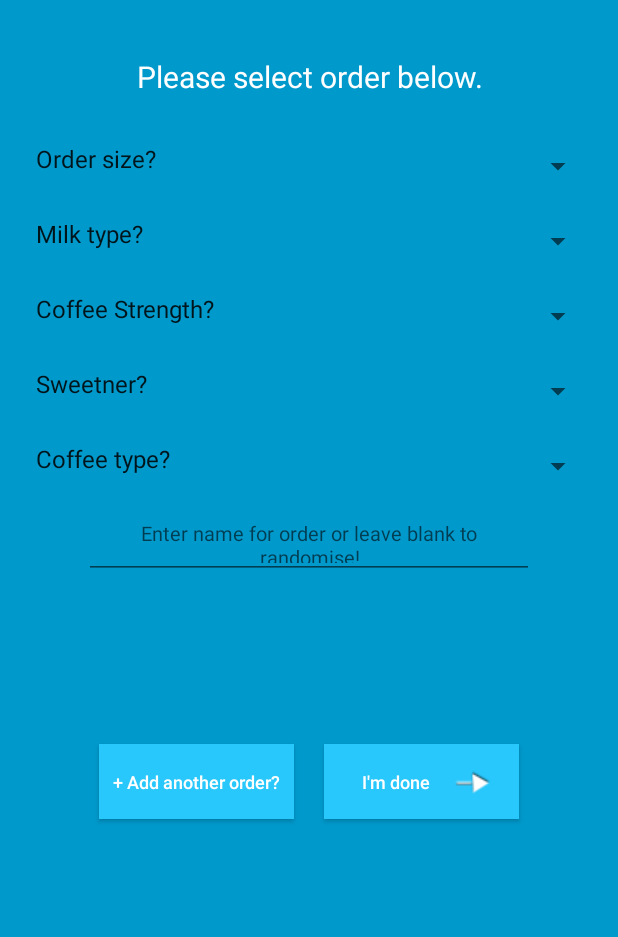
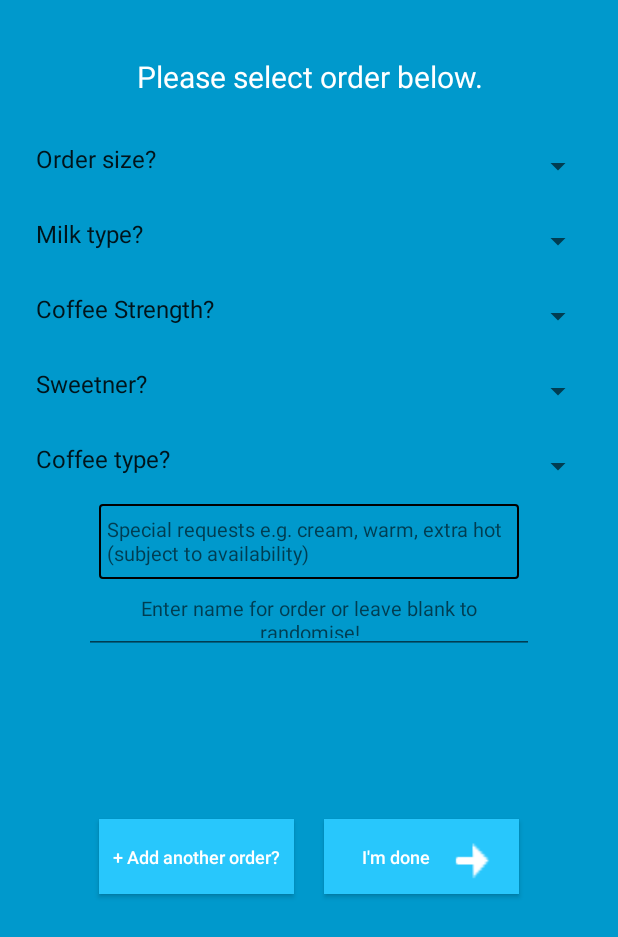
Before and after one commit to poppito/ShortBlack, an Android app: the screen it shows after launch (Orderise), on a phone screen of 412 x 824 dp. Shown: the top 937 px of the screen. Run offline under Robolectric (Android 15) with nearby library versions, the phone set to English and light mode, and no system bars.

Commit message:
added extras textbox, some colour changes etc

```diff
--- a/app/build.gradle
+++ b/app/build.gradle
@@ -9,8 +9,8 @@ android {
         applicationId "com.noni.Orderise"
         minSdkVersion 16
         targetSdkVersion 23
-        versionCode 2
-        versionName "1.1"
+        versionCode 3
+        versionName "1.2"
     }
     buildTypes {
         release {
--- a/app/src/main/java/com/noni/Orderise/Orderise.java
+++ b/app/src/main/java/com/noni/Orderise/Orderise.java
@@ -31,12 +31,12 @@ import static com.noni.Orderise.R.id.milkChoicesSpinner;
 public class Orderise extends AppCompatActivity implements OnClickListener, AdapterView.OnItemSelectedListener, TextWatcher, View.OnFocusChangeListener {
 
     private Button submitButton, saveButton;
-    private EditText nameText;
+    private EditText nameText, special_orders;
     private String TAG = Orderise.class.getSimpleName();
     private HashMap<String, String> valuesMap = new HashMap<>();
     private String name;
     private TextView statusText, titleText;
-    private ImageButton closeKeyboard;
+    private ImageButton closeKeyboard, close_special_orders;
     private InputMethodManager imm;
     private ArrayList<String> coffeeOrders;
     private Spinner mAdditiveChoicesSpinner, mMilkChoicesSpinner, mOrderSizesSpinner, mCoffeeTypeSpinner, mCoffeeStrengthSpinner;
@@ -66,8 +66,11 @@ public class Orderise extends AppCompatActivity implements OnClickListener, Adap
         submitButton = (Button) findViewById(R.id.submitButton);
         saveButton = (Button) findViewById(R.id.saveForLater);
         nameText = (EditText) findViewById(R.id.name);
+        special_orders = (EditText) findViewById(R.id.special_instructions);
         titleText = (TextView) findViewById(R.id.title_message);
         statusText = (TextView) findViewById(R.id.status_message);
+        close_special_orders = (ImageButton) findViewById(R.id.close_special_orders);
+        closeKeyboard = (ImageButton) findViewById(R.id.closeKeyboard);
 
 
         mAdditiveChoicesSpinner = (Spinner) findViewById(R.id.additiveChoicesSpinner);
@@ -111,11 +114,13 @@ public class Orderise extends AppCompatActivity implements OnClickListener, Adap
         submitButton.setBackgroundColor(getResources().getColor(R.color.button_inactive));
         nameText.addTextChangedListener(this);
         nameText.setOnClickListener(this);
+        special_orders.setOnClickListener(this);
         nameText.setOnFocusChangeListener(this);
-        closeKeyboard = (ImageButton) findViewById(R.id.closeKeyboard);
+        special_orders.setOnFocusChangeListener(this);
         closeKeyboard.setVisibility(GONE);
         closeKeyboard.setOnClickListener(this);
         coffeeOrders = new ArrayList<>();
+        close_special_orders.setOnClickListener(this);
         GenerateName g = new GenerateName();
         name = g.GenerateName();
     }
@@ -172,10 +177,9 @@ public class Orderise extends AppCompatActivity implements OnClickListener, Adap
     }
 
     public boolean canSubmitOrder() {
-        if (coffeeOrders.size() >= 1 && (! allValuesValidated(valuesMap))) {
+        if (coffeeOrders.size() >= 1 && (!allValuesValidated(valuesMap))) {
             return true;
-        }
-        else if (allValuesValidated(valuesMap)) {
+        } else if (allValuesValidated(valuesMap)) {
             validateGeneratedName();
             coffeeOrders.add(valuesMap.get(orderSize) + " " + (valuesMap.get(coffeeStrength)) + " " + (valuesMap.get(coffeeType)) + " with " + valuesMap.get(milkChoice) + " and " + valuesMap.get(additiveCoice) + " for " + name);
             name = "";
@@ -280,6 +284,17 @@ public class Orderise extends AppCompatActivity implements OnClickListener, Adap
                 } else {
                     notifyIncompleteOrder(valuesMap, statusText);
                 }
+                break;
+            }
+            case R.id.special_instructions: {
+                imm.showSoftInput(special_orders, InputMethodManager.SHOW_IMPLICIT);
+                close_special_orders.setVisibility(View.VISIBLE);
+                break;
+            }
+            case R.id.close_special_orders: {
+                imm.hideSoftInputFromWindow(v.getWindowToken(), 0);
+                close_special_orders.setVisibility(GONE);
+                break;
             }
         }
     }
@@ -288,16 +303,16 @@ public class Orderise extends AppCompatActivity implements OnClickListener, Adap
     public void notifyIncompleteOrder(HashMap<String, String> map, TextView statusText) {
         if (map.get(milkChoice) == null) {
             statusText.setText("What kinda milk? :)");
-            statusText.setTextColor(getResources().getColor(R.color.warning_text_colour));
+            statusText.setTextColor(getResources().getColor(R.color.textColor));
         } else if (map.get(additiveCoice) == null) {
             statusText.setText("Any sweetners? :)");
-            statusText.setTextColor(getResources().getColor(R.color.warning_text_colour));
+            statusText.setTextColor(getResources().getColor(R.color.textColor));
         } else if (map.get(coffeeType) == null) {
             statusText.setText("What type of coffee? :)");
-            statusText.setTextColor(getResources().getColor(R.color.warning_text_colour));
+            statusText.setTextColor(getResources().getColor(R.color.textColor));
         } else if (map.get(orderSize) == null) {
             statusText.setText("How about an order size? :)");
-            statusText.setTextColor(getResources().getColor(R.color.warning_text_colour));
+            statusText.setTextColor(getResources().getColor(R.color.textColor));
         } else if (map.get(coffeeStrength) == null) {
             statusText.setText("How about coffee strength? :)");
         }
@@ -308,6 +323,9 @@ public class Orderise extends AppCompatActivity implements OnClickListener, Adap
         if (nameText.hasFocus()) {
             imm.showSoftInput(nameText, InputMethodManager.SHOW_IMPLICIT);
             closeKeyboard.setVisibility(View.VISIBLE);
+        } else if (special_orders.hasFocus()) {
+            imm.showSoftInput(nameText, InputMethodManager.SHOW_IMPLICIT);
+            close_special_orders.setVisibility(View.VISIBLE);
         }
     }
 
--- /dev/null
+++ b/app/src/main/res/drawable/shortblack_edittext_background.xml
@@ -0,0 +1,12 @@
+<?xml version="1.0" encoding="utf-8"?>
+<selector xmlns:android="http://schemas.android.com/apk/res/android">
+    <item>
+        <shape android:shape="rectangle">
+            <solid android:color="@color/app_background">
+            </solid>
+            <stroke android:color="@color/borders" android:width="1dp">
+            </stroke>
+            <corners android:radius="2dp"></corners>
+        </shape>
+    </item>
+</selector>
--- a/app/src/main/res/layout/activity_short_black.xml
+++ b/app/src/main/res/layout/activity_short_black.xml
@@ -14,10 +14,10 @@
             tools:context="com.noni.Orderise.ShortBlack">
 
     <LinearLayout
-        android:focusableInTouchMode="true"
         android:layout_width="match_parent"
         android:layout_height="wrap_content"
         android:layout_gravity="center_horizontal"
+        android:focusableInTouchMode="true"
         android:orientation="vertical"
         android:paddingBottom="@dimen/linear_layout_spacers">
 
@@ -25,13 +25,14 @@
             android:id="@+id/title_message"
             android:layout_width="match_parent"
             android:layout_height="@dimen/textHeight"
+            android:layout_marginBottom="@dimen/linear_layout_spacers"
+            android:layout_marginTop="@dimen/linear_layout_spacers"
             android:gravity="center"
             android:text="@string/titleString"
             android:textColor="@color/textColor"
-            android:textSize="@dimen/largeTextSize"
-            android:layout_marginTop="@dimen/linear_layout_spacers"
-            android:layout_marginBottom="@dimen/linear_layout_spacers">
+            android:textSize="@dimen/largeTextSize">
         </TextView>
+
         <Spinner
             android:id="@+id/orderSizesSpinner"
             android:layout_width="match_parent"
@@ -39,6 +40,7 @@
             android:gravity="center_horizontal"
             android:paddingBottom="@dimen/linear_layout_spacers">
         </Spinner>
+
         <Spinner
             android:id="@+id/milkChoicesSpinner"
             android:layout_width="match_parent"
@@ -46,6 +48,7 @@
             android:gravity="center_horizontal"
             android:paddingBottom="@dimen/linear_layout_spacers">
         </Spinner>
+
         <Spinner
             android:id="@+id/coffeeStrength"
             android:layout_width="match_parent"
@@ -53,6 +56,7 @@
             android:gravity="center_horizontal"
             android:paddingBottom="@dimen/linear_layout_spacers">
         </Spinner>
+
         <Spinner
             android:id="@+id/additiveChoicesSpinner"
             android:layout_width="match_parent"
@@ -60,6 +64,7 @@
             android:gravity="center_horizontal"
             android:paddingBottom="@dimen/linear_layout_spacers">
         </Spinner>
+
         <Spinner
             android:id="@+id/coffeeTypeSpinner"
             android:layout_width="match_parent"
@@ -67,6 +72,37 @@
             android:gravity="center_horizontal"
             android:paddingBottom="@dimen/linear_layout_spacers">
         </Spinner>
+
+        <LinearLayout
+            android:layout_width="match_parent"
+            android:layout_height="wrap_content"
+            android:gravity="center"
+            android:orientation="horizontal">
+
+            <ImageButton
+                android:id="@+id/close_special_orders"
+                android:layout_width="wrap_content"
+                android:layout_height="wrap_content"
+                android:background="@drawable/ic_shortblack_close_keyboard"
+                android:visibility="gone"
+                />
+
+            <EditText
+                android:id="@+id/special_instructions"
+                android:layout_width="280dp"
+                android:layout_height="@dimen/textHeight"
+                android:hint="@string/special_instructions"
+                android:background="@drawable/shortblack_edittext_background"
+                android:lines="1"
+                android:maxLength="50"
+                android:maxLines="3"
+                android:minLines="2"
+                android:textColor="@color/textColor"
+                android:textIsSelectable="false"
+                android:padding="5dp"
+                android:textSize="@dimen/mediumTextSize">
+            </EditText>
+        </LinearLayout>
 
         <LinearLayout
             android:layout_width="match_parent"
@@ -84,10 +120,10 @@
 
             <EditText
                 android:id="@+id/name"
-                android:gravity="center"
                 android:layout_width="300dp"
                 android:layout_height="@dimen/textHeight"
                 android:digits="abcdefghijklmnopqrstuvwxyzABCDEFGHIJKLMNOPQRSTUVWXYZ"
+                android:gravity="center"
                 android:hint="@string/nameString"
                 android:lines="1"
                 android:maxLength="15"
@@ -96,6 +132,7 @@
                 android:textSize="@dimen/mediumTextSize">
             </EditText>
         </LinearLayout>
+
         <TextView
             android:id="@+id/status_message"
             android:layout_width="match_parent"
@@ -106,6 +143,7 @@
             android:textColor="@color/textColor"
             android:textSize="@dimen/mediumTextSize">
         </TextView>
+
         <LinearLayout
             android:layout_width="match_parent"
             android:layout_height="80dp"
@@ -122,13 +160,13 @@
                 android:text="@string/shortblack_add_another_order_string"/>
 
             <Button
-                android:drawableEnd="@drawable/ic_shortblack_submit"
-                android:paddingRight="10dp"
-                android:paddingLeft="15dp"
                 android:id="@+id/submitButton"
                 style="@style/shortblack_buttons"
                 android:layout_width="@dimen/shortBlackButtonWidth"
                 android:layout_height="@dimen/orderSubmitButtonHeight"
+                android:drawableEnd="@drawable/ic_shortblack_submit"
+                android:paddingLeft="15dp"
+                android:paddingRight="10dp"
                 android:text="@string/orderSubmitButton"/>
         </LinearLayout>
     </LinearLayout>
--- a/app/src/main/res/values/strings.xml
+++ b/app/src/main/res/values/strings.xml
@@ -53,12 +53,15 @@
     </string-array>
     <string-array name="cofeeTypeArray">
         <item>Coffee type?</item>
+        <item>Espresso</item>
         <item>Latte</item>
         <item>Capuccino</item>
         <item>Mocha</item>
         <item>Mochaccino</item>
         <item>Flat White</item>
         <item>Chai Latte</item>
+        <item>Hot Chocolate</item>
+
     </string-array>
     <string name="title_activity_find_it">Map</string>
     <string name="title_activity_order_details">Order_details</string>
@@ -66,4 +69,5 @@
     <string name="title_activity_intro_animation">IntroAnimationActivity</string>
     <string name="dummy_button">Dummy Button</string>
     <string name="dummy_content">DUMMY\nCONTENT</string>
+    <string name="special_instructions">Special requests e.g. cream, warm, extra hot (subject to availability)</string>
 </resources>
```
Also changed, not shown: app/src/main/res/drawable/ic_shortblack_close_keyboard.png, app/src/main/res/drawable/ic_shortblack_submit.png.
